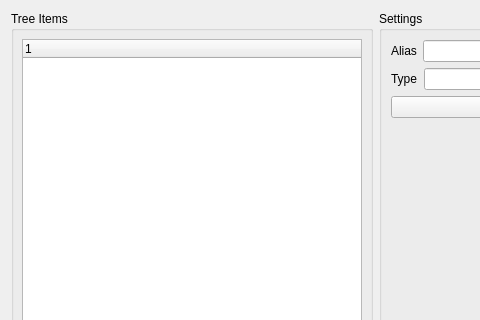
Old version of the form avogadro/src/projecttreeeditor.ui in the repository cryos/avogadro; both pictures show x 0 to 480 and y 0 to 320 of the 659 by 426 pixel window.
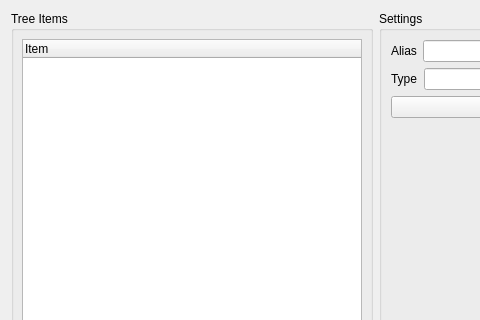
New version of the form. Icons and pictures are not drawn.

What changed in the file:
```diff
--- a/avogadro/src/projecttreeeditor.ui
+++ b/avogadro/src/projecttreeeditor.ui
@@ -19,17 +19,8 @@
       <property name="margin" >
        <number>8</number>
       </property>
-      <property name="spacing" >
-       <number>6</number>
-      </property>
-      <item row="2" column="0" >
-       <layout class="QHBoxLayout" >
-        <property name="spacing" >
-         <number>6</number>
-        </property>
-        <property name="margin" >
-         <number>0</number>
-        </property>
+      <item row="2" column="0">
+       <layout class="QHBoxLayout">
         <item>
          <widget class="QLabel" name="textLabel" >
           <property name="sizePolicy" >
@@ -48,14 +39,8 @@
         </item>
        </layout>
       </item>
-      <item row="1" column="0" >
-       <layout class="QHBoxLayout" >
-        <property name="spacing" >
-         <number>6</number>
-        </property>
-        <property name="margin" >
-         <number>0</number>
-        </property>
+      <item row="1" column="0">
+       <layout class="QHBoxLayout">
         <item>
          <widget class="QToolButton" name="newItemButton" >
           <property name="toolTip" >
@@ -174,8 +159,8 @@
          <string>Tree Items</string>
         </property>
         <column>
-         <property name="text" >
-          <string>1</string>
+         <property name="text">
+          <string>Item</string>
          </property>
         </column>
        </widget>
@@ -183,11 +168,9 @@
      </layout>
     </widget>
    </item>
-   <item row="0" column="1" >
-    <layout class="QVBoxLayout" >
-     <item>
-      <widget class="QGroupBox" name="groupBox" >
-       <property name="title" >
+   <item row="0" column="1">
+    <widget class="QGroupBox" name="groupBox">
+     <property name="title">
         <string>Settings</string>
        </property>
        <layout class="QVBoxLayout" >
@@ -247,8 +230,6 @@
       </widget>
      </item>
     </layout>
-   </item>
-  </layout>
  </widget>
  <tabstops>
   <tabstop>treeWidget</tabstop>
```
Left out of the diff: 157 changed lines with no effect on the pictures. Lines whose indentation alone changed are shown as unchanged.
